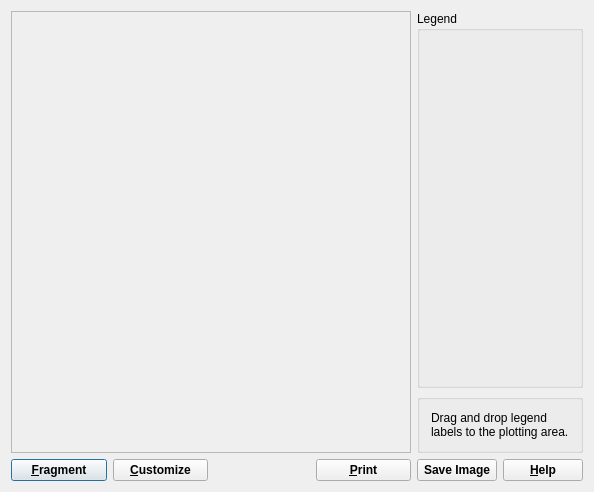
Qt form GUI/Dialogs4/GraphDialog4.ui (gemshub/GEMSGUI) before a commit.
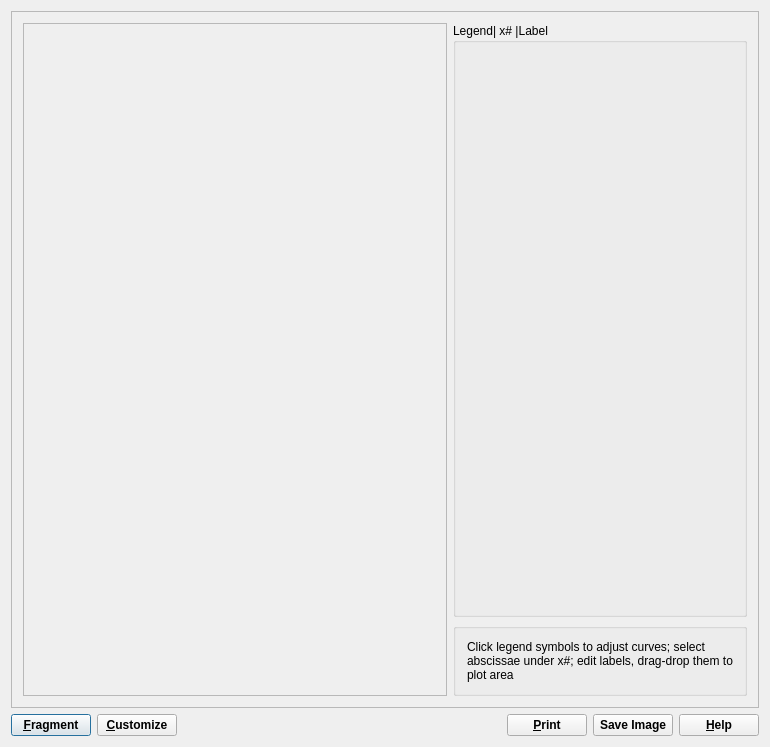
The same form after that commit.

Patch:
```diff
--- a/GUI/Dialogs4/GraphDialog4.ui
+++ b/GUI/Dialogs4/GraphDialog4.ui
@@ -9,8 +9,8 @@
    <rect>
     <x>0</x>
     <y>0</y>
-    <width>589</width>
-    <height>492</height>
+    <width>770</width>
+    <height>747</height>
    </rect>
   </property>
   <property name="font">
@@ -21,8 +21,17 @@
   <property name="windowTitle">
    <string>GEM-Selektor v.2.1-PSI Graphics Dialog</string>
   </property>
-  <layout class="QGridLayout" name="gridLayout" columnstretch="2,2,2,2,0,0">
-   <item row="0" column="0" rowspan="2" colspan="4">
+  <layout class="QGridLayout" name="gridLayout_2">
+   <item row="0" column="0" colspan="6">
+    <widget class="QFrame" name="framePrn">
+     <property name="frameShape">
+      <enum>QFrame::StyledPanel</enum>
+     </property>
+     <property name="frameShadow">
+      <enum>QFrame::Raised</enum>
+     </property>
+     <layout class="QGridLayout" name="gridLayout">
+      <item row="0" column="0" rowspan="2">
     <widget class="QFrame" name="plotFrame">
      <property name="sizePolicy">
       <sizepolicy hsizetype="Expanding" vsizetype="Expanding">
@@ -52,7 +61,7 @@
      </layout>
     </widget>
    </item>
-   <item row="0" column="4" colspan="2">
+      <item row="0" column="1">
     <widget class="QGroupBox" name="pGrpLegend">
      <property name="sizePolicy">
       <sizepolicy hsizetype="Preferred" vsizetype="Expanding">
@@ -61,12 +70,12 @@
       </sizepolicy>
      </property>
      <property name="title">
-      <string>Legend</string>
+         <string>Legend| x# |Label </string>
      </property>
      <layout class="QVBoxLayout" name="verticalLayout"/>
     </widget>
    </item>
-   <item row="1" column="4" colspan="2">
+      <item row="1" column="1">
     <widget class="QGroupBox" name="groupBox">
      <property name="sizePolicy">
       <sizepolicy hsizetype="Preferred" vsizetype="Preferred">
@@ -87,7 +96,7 @@
          </sizepolicy>
         </property>
         <property name="text">
-         <string>Drag and drop legend labels to the plotting area.</string>
+            <string>Click legend symbols to adjust curves; select abscissae under x#; edit labels, drag-drop them to plot area</string>
         </property>
         <property name="alignment">
          <set>Qt::AlignVCenter</set>
@@ -100,7 +109,14 @@
      </layout>
     </widget>
    </item>
-   <item row="2" column="0">
+     </layout>
+     <zorder>plotFrame</zorder>
+     <zorder>pGrpLegend</zorder>
+     <zorder>TextLabel1</zorder>
+     <zorder>groupBox</zorder>
+    </widget>
+   </item>
+   <item row="1" column="0">
     <widget class="QPushButton" name="pFragmentBtn">
      <property name="sizePolicy">
       <sizepolicy hsizetype="Preferred" vsizetype="Preferred">
@@ -125,7 +141,7 @@
      </attribute>
     </widget>
    </item>
-   <item row="2" column="1">
+   <item row="1" column="1">
     <widget class="QPushButton" name="pBtn4">
      <property name="sizePolicy">
       <sizepolicy hsizetype="Preferred" vsizetype="Preferred">
@@ -153,7 +169,7 @@
      </attribute>
     </widget>
    </item>
-   <item row="2" column="2">
+   <item row="1" column="2">
     <spacer name="horizontalSpacer_2">
      <property name="orientation">
       <enum>Qt::Horizontal</enum>
@@ -166,7 +182,7 @@
      </property>
     </spacer>
    </item>
-   <item row="2" column="3">
+   <item row="1" column="3">
     <widget class="QPushButton" name="pBtn3">
      <property name="sizePolicy">
       <sizepolicy hsizetype="Preferred" vsizetype="Preferred">
@@ -191,7 +207,7 @@
      </attribute>
     </widget>
    </item>
-   <item row="2" column="4">
+   <item row="1" column="4">
     <widget class="QPushButton" name="PushButton5">
      <property name="sizePolicy">
       <sizepolicy hsizetype="Preferred" vsizetype="Preferred">
@@ -213,7 +229,7 @@
      </attribute>
     </widget>
    </item>
-   <item row="2" column="5">
+   <item row="1" column="5">
     <widget class="QPushButton" name="pHelp">
      <property name="sizePolicy">
       <sizepolicy hsizetype="Preferred" vsizetype="Preferred">
```
Left out of the diff: 13 changed lines with no effect on the pictures. Lines whose indentation alone changed are shown as unchanged.
